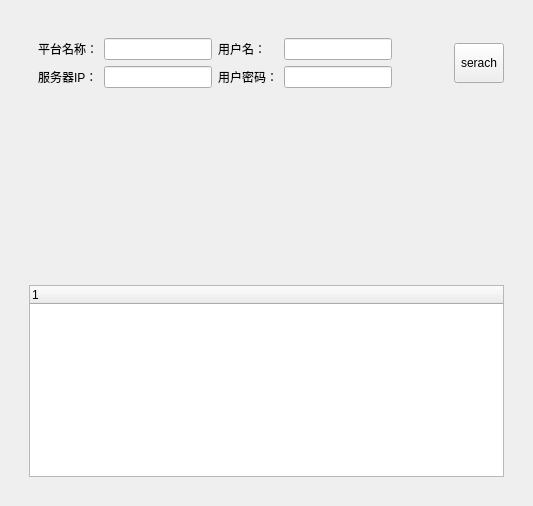
Before: the Qt Designer form try/testXml/InfinovaPage.ui in simonandsunday/qtCode, drawn with Qt 5.
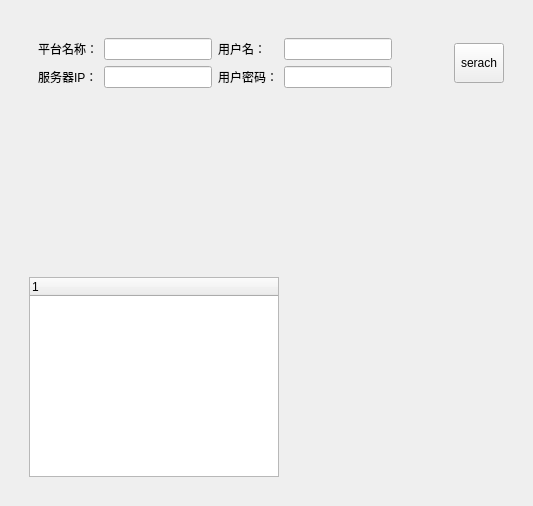
After: the same form once the commit is applied.

The edit to the form file:
```diff
--- a/try/testXml/InfinovaPage.ui
+++ b/try/testXml/InfinovaPage.ui
@@ -110,9 +110,21 @@
       </item>
       <item>
        <widget class="QWidget" name="widget_3" native="true">
-        <layout class="QGridLayout" name="gridLayout_2">
-         <item row="0" column="0">
+        <layout class="QHBoxLayout" name="horizontalLayout_2">
+         <item>
           <widget class="QTreeWidget" name="treeWidget">
+           <property name="minimumSize">
+            <size>
+             <width>250</width>
+             <height>200</height>
+            </size>
+           </property>
+           <property name="maximumSize">
+            <size>
+             <width>250</width>
+             <height>200</height>
+            </size>
+           </property>
            <column>
             <property name="text">
              <string notr="true">1</string>
@@ -120,6 +132,9 @@
            </column>
           </widget>
          </item>
+         <item>
+          <widget class="QWidget" name="widget_info" native="true"/>
+         </item>
         </layout>
        </widget>
       </item>
```
